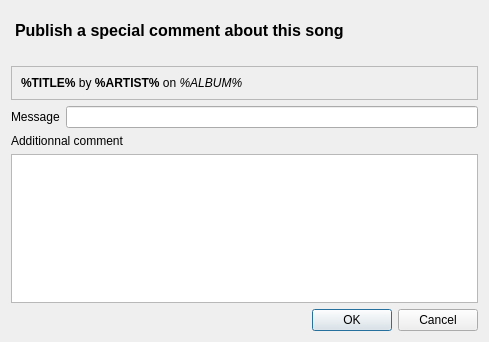
First picture: the form in CommentPost.ui, repository devilcius/PredatumNP, before the edit.
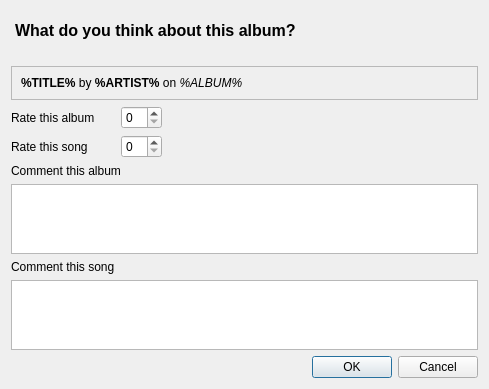
Second picture: the form after the edit.

Commit message: Post music rating from amarok seems working

The edit to the form file:
```diff
--- a/CommentPost.ui
+++ b/CommentPost.ui
@@ -8,7 +8,7 @@
     <x>0</x>
     <y>0</y>
     <width>489</width>
-    <height>342</height>
+    <height>369</height>
    </rect>
   </property>
   <property name="windowTitle">
@@ -31,7 +31,7 @@
       <string notr="true">padding: 10px 0px 20px 0px;</string>
      </property>
      <property name="text">
-      <string>Publish a special comment about this song</string>
+      <string>What do you think about this album?</string>
      </property>
      <property name="textInteractionFlags">
       <set>Qt::NoTextInteraction</set>
@@ -60,32 +60,46 @@
    <item row="3" column="0">
     <widget class="QLabel" name="label_Message">
      <property name="text">
-      <string>Message</string>
-     </property>
-     <property name="buddy">
-      <cstring>lineEdit_Message</cstring>
+      <string>Rate this album</string>
      </property>
     </widget>
    </item>
    <item row="3" column="1">
-    <widget class="QLineEdit" name="lineEdit_Message">
-     <property name="dragEnabled">
-      <bool>true</bool>
+    <widget class="QSpinBox" name="rateThisAlbum">
+     <property name="maximum">
+      <number>10</number>
      </property>
     </widget>
    </item>
-   <item row="4" column="0" colspan="2">
-    <widget class="QLabel" name="label_Comment">
+   <item row="4" column="0">
+    <widget class="QLabel" name="rateThisSongLabel">
      <property name="text">
-      <string>Additionnal comment</string>
+      <string>Rate this song</string>
      </property>
-     <property name="buddy">
-      <cstring>textEdit_Comment</cstring>
+    </widget>
+   </item>
+   <item row="4" column="1">
+    <widget class="QSpinBox" name="rateThisSong">
+     <property name="mouseTracking">
+      <bool>true</bool>
+     </property>
+     <property name="maximum">
+      <number>10</number>
      </property>
     </widget>
    </item>
    <item row="5" column="0" colspan="2">
-    <widget class="QTextEdit" name="textEdit_Comment">
+    <widget class="QLabel" name="commentThisAlbumLabel">
+     <property name="text">
+      <string>Comment this album</string>
+     </property>
+     <property name="buddy">
+      <cstring>commentThisAlbum</cstring>
+     </property>
+    </widget>
+   </item>
+   <item row="6" column="0" colspan="2">
+    <widget class="QTextEdit" name="commentThisAlbum">
      <property name="sizePolicy">
       <sizepolicy hsizetype="Expanding" vsizetype="Expanding">
        <horstretch>0</horstretch>
@@ -103,7 +117,7 @@
      </property>
     </widget>
    </item>
-   <item row="6" column="0" colspan="2">
+   <item row="9" column="0" colspan="2">
     <widget class="QDialogButtonBox" name="buttonBox">
      <property name="orientation">
       <enum>Qt::Horizontal</enum>
@@ -116,6 +130,20 @@
      </property>
     </widget>
    </item>
+   <item row="7" column="0">
+    <widget class="QLabel" name="commentThisSongLabel">
+     <property name="text">
+      <string>Comment this song</string>
+     </property>
+    </widget>
+   </item>
+   <item row="8" column="0" colspan="2">
+    <widget class="QTextEdit" name="commentThisSong">
+     <property name="tabChangesFocus">
+      <bool>true</bool>
+     </property>
+    </widget>
+   </item>
   </layout>
  </widget>
  <tabstops>
```
Left out of the diff: 7 changed lines with no effect on the pictures. The commit also changes 2 other files.
